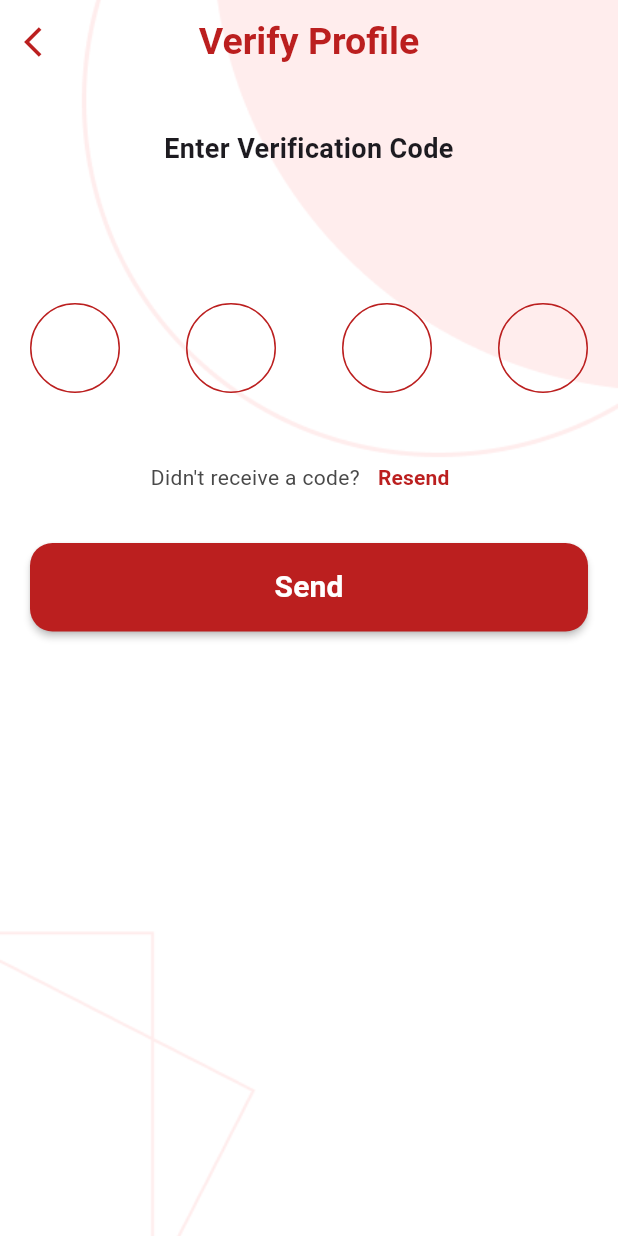
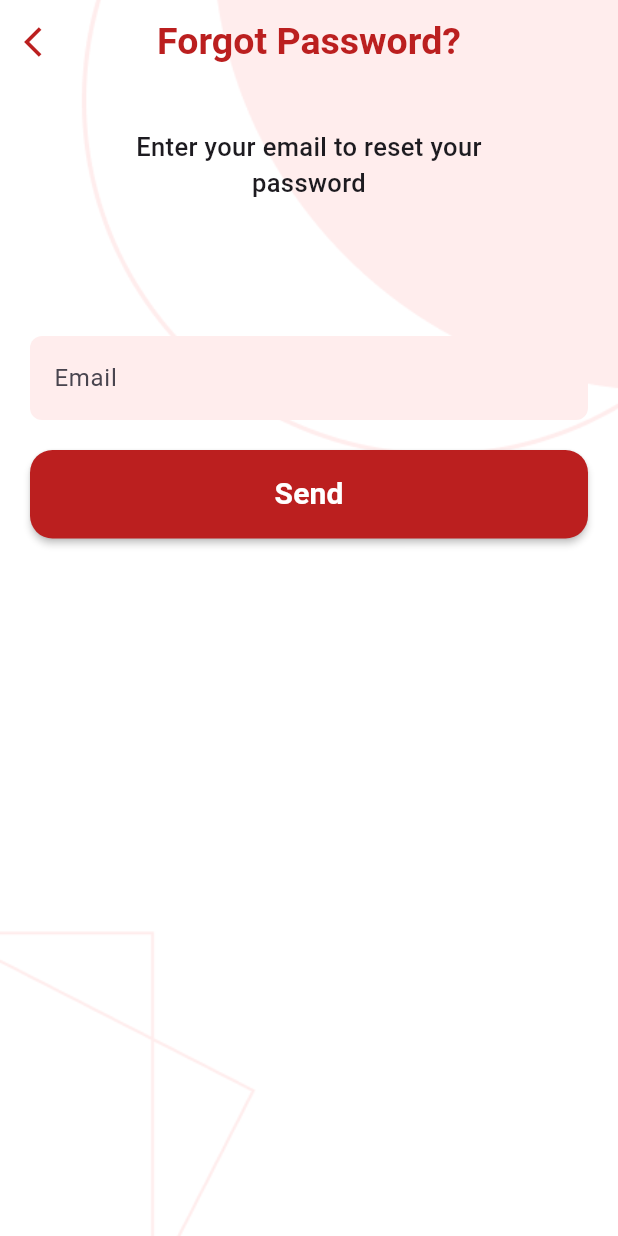
Before and after one commit to naihchams/bloodly_flutter, a Flutter app: the screen it shows after launch, on a phone screen of 412 x 824 dp. Run offline on Flutter 3.47's test engine with Material 3 defaults, Android fonts, the phone set to English and light mode, and no system bars; drawn by our look-alikes of pin_code_fields; our stand-ins replace flutter_svg.

Commit message:
forgot password screen frontend

```diff
--- a/lib/main.dart
+++ b/lib/main.dart
@@ -1,4 +1,6 @@
 import 'package:flutter/material.dart';
+import 'package:myapp/constants/images.dart';
+import 'package:myapp/screens/forgot_password_screen.dart';
 import 'package:myapp/screens/verification_screen.dart';
 import 'package:myapp/screens/welcome_screen.dart';
 
@@ -13,8 +15,8 @@ class MyApp extends StatelessWidget {
   @override
   Widget build(BuildContext context) {
     return MaterialApp(
-        title: 'Flutter Demo',
-        theme: ThemeData(
+      title: 'Flutter Demo',
+      theme: ThemeData(
           // This is the theme of your application.
           //
           // TRY THIS: Try running your application with "flutter run". You'll see
@@ -31,8 +33,9 @@ class MyApp extends StatelessWidget {
           // This works for code too, not just values: Most code changes can be
           // tested with just a hot reload.
 
-        ),
-        home: VerificationScreen());
+          ),
+      home: ForgotPasswordScreen(),
+    );
   }
 }
 
--- /dev/null
+++ b/lib/screens/forgot_password_screen.dart
@@ -0,0 +1,129 @@
+import 'package:flutter/material.dart';
+import 'package:myapp/utils/form_validation.dart';
+import 'package:myapp/widgets/custom_textfield.dart';
+import 'package:pin_code_fields/pin_code_fields.dart';
+import 'package:myapp/constants/color.dart';
+import 'package:myapp/constants/images.dart';
+import 'package:myapp/widgets/custom_button.dart';
+
+class ForgotPasswordScreen extends StatelessWidget {
+  ForgotPasswordScreen({super.key});
+
+  final _emailController = TextEditingController();
+
+  final _formKey = GlobalKey<FormState>();
+
+  @override
+  Widget build(BuildContext context) {
+    return Scaffold(
+      appBar: AppBar(
+        elevation: 0,
+        backgroundColor: Colors.transparent,
+        leading: IconButton(
+          onPressed: () {
+            Navigator.of(context).pop();
+          },
+          icon: const Icon(
+            Icons.arrow_back_ios,
+            color: primaryColor,
+          ),
+        ),
+        centerTitle: true,
+        title: const Text(
+          "Forgot Password?",
+          style: TextStyle(
+            fontSize: 25,
+            fontWeight: FontWeight.bold,
+            color: primaryColor,
+          ),
+          textAlign: TextAlign.center,
+        ),
+      ),
+      extendBodyBehindAppBar: true,
+      body: GestureDetector(
+        onTap: () {
+          FocusScope.of(context).unfocus();
+        },
+        child: LayoutBuilder(
+          builder: (context, constraints) {
+            return SingleChildScrollView(
+              child: ConstrainedBox(
+                constraints: BoxConstraints(
+                  minHeight: constraints.maxHeight,
+                ),
+                child: IntrinsicHeight(
+                  child: Container(
+                    width: MediaQuery.of(context).size.width,
+                    decoration: const BoxDecoration(
+                      image: DecorationImage(
+                        image: AssetImage(backgroundImage),
+                        fit: BoxFit.cover,
+                      ),
+                    ),
+                    child: SafeArea(
+                      child: Padding(
+                        padding: const EdgeInsets.symmetric(
+                          vertical: 30,
+                          horizontal: 20,
+                        ),
+                        child: Column(
+                          mainAxisAlignment: MainAxisAlignment.start,
+                          crossAxisAlignment: CrossAxisAlignment.center,
+                          children: [
+                            const SizedBox(
+                              width: 250,
+                              child: Text(
+                                "Enter your email to reset your password",
+                                textAlign: TextAlign.center,
+                                style: TextStyle(
+                                  fontSize: 17,
+                                  fontWeight: FontWeight.w500,
+                                ),
+                              ),
+                            ),
+                            const SizedBox(height: 90),
+                            Form(
+                              key: _formKey,
+                              child: Column(
+                                mainAxisAlignment: MainAxisAlignment.center,
+                                children: [
+                                  CustomTextField(
+                                    hintText: 'Email',
+                                    controller: _emailController,
+                                    validator: validateEmail,
+                                  ),
+                                  const SizedBox(height: 20),
+                                  SizedBox(
+                                    width: MediaQuery.of(context).size.width,
+                                    child: CustomButton(
+                                      text: "Send",
+                                      backgroundColor: primaryColor,
+                                      foregroundColor: Colors.white,
+                                      onPressed: () {
+                                        if (_formKey.currentState?.validate() ==
+                                            true) {
+                                          print(
+                                              'Verification code: ${_emailController.text}');
+                                        }
+                                      },
+                                      elevation: 2,
+                                    ),
+                                  ),
+                                ],
+                              ),
+                            ),
+                            Spacer(),
+                          ],
+                        ),
+                      ),
+                    ),
+                  ),
+                ),
+              ),
+            );
+          },
+        ),
+      ),
+    );
+  }
+}
```
